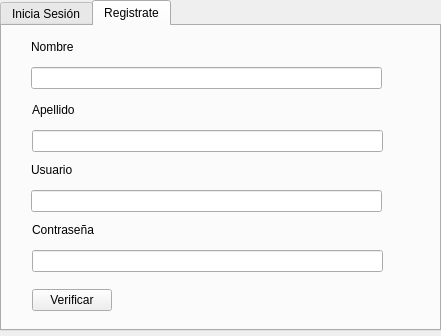
Before: the Qt Designer form login.ui in pabloflores465/Proyecto-Informatica-3, drawn with Qt 5.
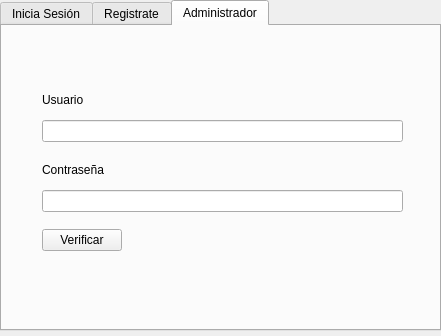
After: the same form once the commit is applied.

Commit message: commit del modulo administrador y demás

```diff
--- a/login.ui
+++ b/login.ui
@@ -23,7 +23,7 @@
     </rect>
    </property>
    <property name="currentIndex">
-    <number>1</number>
+    <number>2</number>
    </property>
    <widget class="QWidget" name="tab_6">
     <attribute name="title">
@@ -357,6 +357,129 @@
      </layout>
     </widget>
    </widget>
+   <widget class="QWidget" name="administrador">
+    <attribute name="title">
+     <string>Administrador</string>
+    </attribute>
+    <widget class="QWidget" name="layoutWidget_10">
+     <property name="geometry">
+      <rect>
+       <x>40</x>
+       <y>60</y>
+       <width>361</width>
+       <height>56</height>
+      </rect>
+     </property>
+     <layout class="QVBoxLayout" name="verticalLayout_13">
+      <item>
+       <layout class="QHBoxLayout" name="horizontalLayout_17">
+        <item>
+         <widget class="QLabel" name="label_25">
+          <property name="text">
+           <string>Usuario</string>
+          </property>
+         </widget>
+        </item>
+        <item>
+         <spacer name="horizontalSpacer_17">
+          <property name="orientation">
+           <enum>Qt::Horizontal</enum>
+          </property>
+          <property name="sizeHint" stdset="0">
+           <size>
+            <width>40</width>
+            <height>20</height>
+           </size>
+          </property>
+         </spacer>
+        </item>
+       </layout>
+      </item>
+      <item>
+       <widget class="QLineEdit" name="usuarioAdmin">
+        <property name="echoMode">
+         <enum>QLineEdit::Normal</enum>
+        </property>
+       </widget>
+      </item>
+     </layout>
+    </widget>
+    <widget class="QWidget" name="layoutWidget_11">
+     <property name="geometry">
+      <rect>
+       <x>40</x>
+       <y>130</y>
+       <width>361</width>
+       <height>56</height>
+      </rect>
+     </property>
+     <layout class="QVBoxLayout" name="verticalLayout_14">
+      <item>
+       <layout class="QHBoxLayout" name="horizontalLayout_18">
+        <item>
+         <widget class="QLabel" name="label_26">
+          <property name="text">
+           <string>Contraseña</string>
+          </property>
+         </widget>
+        </item>
+        <item>
+         <spacer name="horizontalSpacer_18">
+          <property name="orientation">
+           <enum>Qt::Horizontal</enum>
+          </property>
+          <property name="sizeHint" stdset="0">
+           <size>
+            <width>40</width>
+            <height>20</height>
+           </size>
+          </property>
+         </spacer>
+        </item>
+       </layout>
+      </item>
+      <item>
+       <widget class="QLineEdit" name="contraAdmin">
+        <property name="echoMode">
+         <enum>QLineEdit::Password</enum>
+        </property>
+       </widget>
+      </item>
+     </layout>
+    </widget>
+    <widget class="QWidget" name="layoutWidget_12">
+     <property name="geometry">
+      <rect>
+       <x>40</x>
+       <y>200</y>
+       <width>361</width>
+       <height>28</height>
+      </rect>
+     </property>
+     <layout class="QHBoxLayout" name="horizontalLayout_19">
+      <item>
+       <widget class="QPushButton" name="verificarAdministrador">
+        <property name="text">
+         <string>Verificar</string>
+        </property>
+       </widget>
+      </item>
+      <item>
+       <spacer name="horizontalSpacer_19">
+        <property name="orientation">
+         <enum>Qt::Horizontal</enum>
+        </property>
+        <property name="sizeHint" stdset="0">
+         <size>
+          <width>40</width>
+          <height>20</height>
+         </size>
+        </property>
+       </spacer>
+      </item>
+     </layout>
+    </widget>
+   </widget>
   </widget>
  </widget>
  <resources/>
```
The commit also changes 16 other files.
